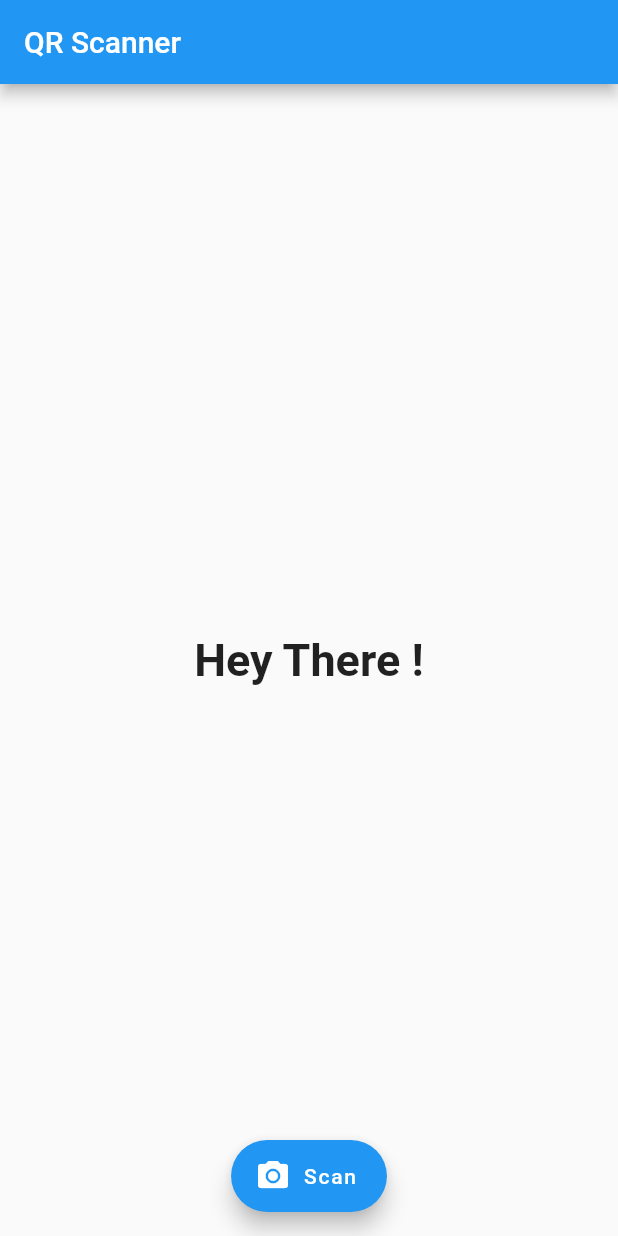
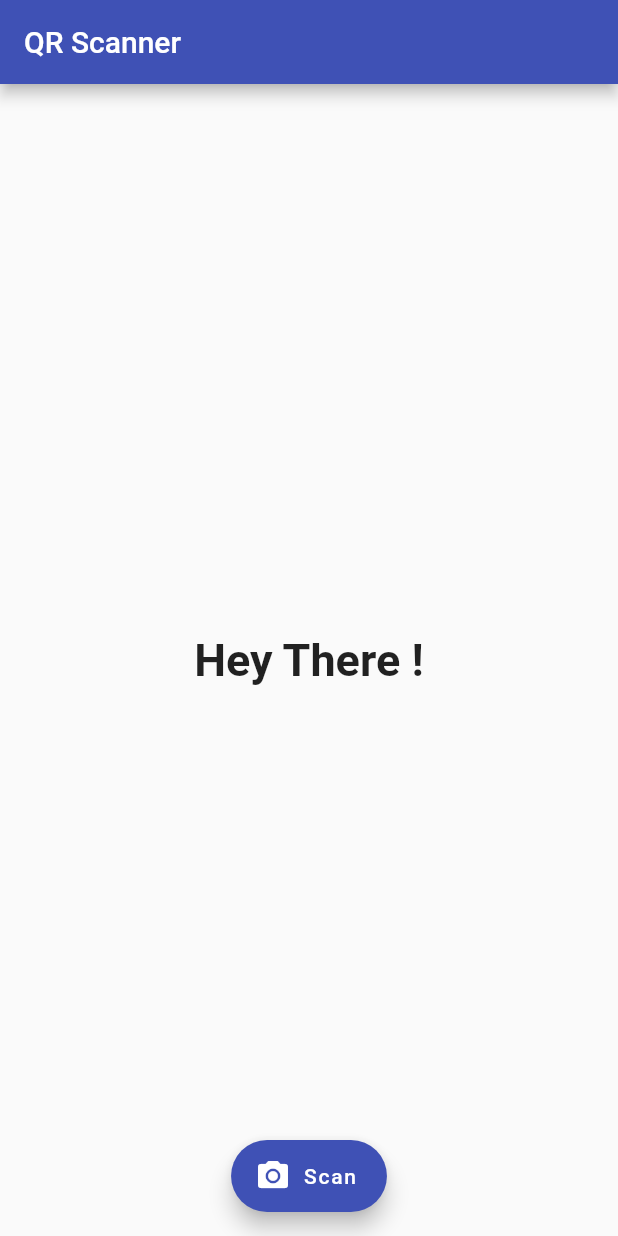
Before and after one commit to houssemeddinembarek/QRcode_Scanner_flutter, a Flutter app: the screen it shows after launch, after a tap on "Scan", on a phone screen of 412 x 824 dp. Run offline on Flutter 3.47's test engine with Material 2 defaults, Android fonts, the phone set to English and light mode, and no system bars; missing offline and left inert: barcode_scan2.

Commit message:
update code

```diff
--- a/lib/main.dart
+++ b/lib/main.dart
@@ -1,69 +1,22 @@
 import 'package:flutter/material.dart';
 import 'package:barcode_scan2/barcode_scan2.dart';
 import 'package:flutter/services.dart';
+import 'package:qrcode2/pages/home_page.dart';
 
 void main() {
-  runApp(MaterialApp(
-    debugShowCheckedModeBanner: false,
-    home: HomePage(),
-  ));
+  runApp(MyApp());
 }
 
-class HomePage extends StatefulWidget {
-  @override
-  State<HomePage> createState() => _HomePageState();
-}
-
-class _HomePageState extends State<HomePage> {
-  String result = "Hey There !";
-
-
-  Future _scanQR() async {
-    try {
-      ScanResult qrScanResult = await BarcodeScanner.scan();
-      String qrResult = qrScanResult.rawContent;
-      setState(() {
-        result = qrResult.substring(7);
-      });
-    } on PlatformException catch (ex) {
-      if (ex.code == BarcodeScanner.cameraAccessDenied) {
-        setState(() {
-          result = "Camera permission was denied";
-        });
-      } else {
-        setState(() {
-          result = "Unknown Error $ex";
-        });
-      }
-    } on FormatException {
-      setState(() {
-        result = "You pressed the bad button before scanning anything";
-      });
-    } catch (ex) {
-      setState(() {
-        result = "Unknown Error $ex";
-      });
-    }
-  }
-
+class MyApp extends StatelessWidget {
   @override
   Widget build(BuildContext context) {
-    return Scaffold(
-      appBar: AppBar(
-        title: Text("QR Scanner"),
+    return MaterialApp(
+      debugShowCheckedModeBanner: false,
+      title: 'QRcode',
+      theme: ThemeData(
+        primarySwatch: Colors.indigo,
       ),
-      body: Center(
-        child: Text(
-          result,
-          style: TextStyle(fontSize: 30.0, fontWeight: FontWeight.bold),
-        ),
-      ),
-      floatingActionButton: FloatingActionButton.extended(
-        icon: Icon(Icons.camera_alt),
-        label: Text("Scan"),
-        onPressed: _scanQR,
-      ),
-      floatingActionButtonLocation: FloatingActionButtonLocation.centerFloat,
+      home: HomePage(),
     );
   }
 }
--- /dev/null
+++ b/lib/pages/home_page.dart
@@ -0,0 +1,65 @@
+
+import 'package:barcode_scan2/barcode_scan2.dart';
+import 'package:flutter/cupertino.dart';
+import 'package:flutter/material.dart';
+import 'package:flutter/services.dart';
+
+
+class HomePage extends StatefulWidget {
+  @override
+  State<HomePage> createState() => _HomePageState();
+}
+
+class _HomePageState extends State<HomePage> {
+  String result = "Hey There !";
+
+
+  Future _scanQR() async {
+    try {
+      ScanResult qrScanResult = await BarcodeScanner.scan();
+      String qrResult = qrScanResult.rawContent;
+      setState(() {
+        result = qrResult.substring(7);
+      });
+    } on PlatformException catch (ex) {
+      if (ex.code == BarcodeScanner.cameraAccessDenied) {
+        setState(() {
+          result = "Camera permission was denied";
+        });
+      } else {
+        setState(() {
+          result = "Unknown Error $ex";
+        });
+      }
+    } on FormatException {
+      setState(() {
+        result = "You pressed the bad button before scanning anything";
+      });
+    } catch (ex) {
+      setState(() {
+        result = "Unknown Error $ex";
+      });
+    }
+  }
+
+  @override
+  Widget build(BuildContext context) {
+    return Scaffold(
+      appBar: AppBar(
+        title: Text("QR Scanner"),
+      ),
+      body: Center(
+        child: Text(
+          result,
+          style: TextStyle(fontSize: 30.0, fontWeight: FontWeight.bold),
+        ),
+      ),
+      floatingActionButton: FloatingActionButton.extended(
+        icon: Icon(Icons.camera_alt),
+        label: Text("Scan"),
+        onPressed: _scanQR,
+      ),
+      floatingActionButtonLocation: FloatingActionButtonLocation.centerFloat,
+    );
+  }
+}
--- a/pubspec.yaml
+++ b/pubspec.yaml
@@ -35,6 +35,10 @@ dependencies:
   # Use with the CupertinoIcons class for iOS style icons.
   cupertino_icons: ^1.0.2
   barcode_scan2: ^4.2.1
+  hive: ^2.2.3
+  hive_flutter: ^1.1.0
+  hive_generator: ^1.1.3
+  build_runner: ^2.2.0
 
 dev_dependencies:
   flutter_test:
```
Also changed, not shown: pubspec.lock, 1 other file.
